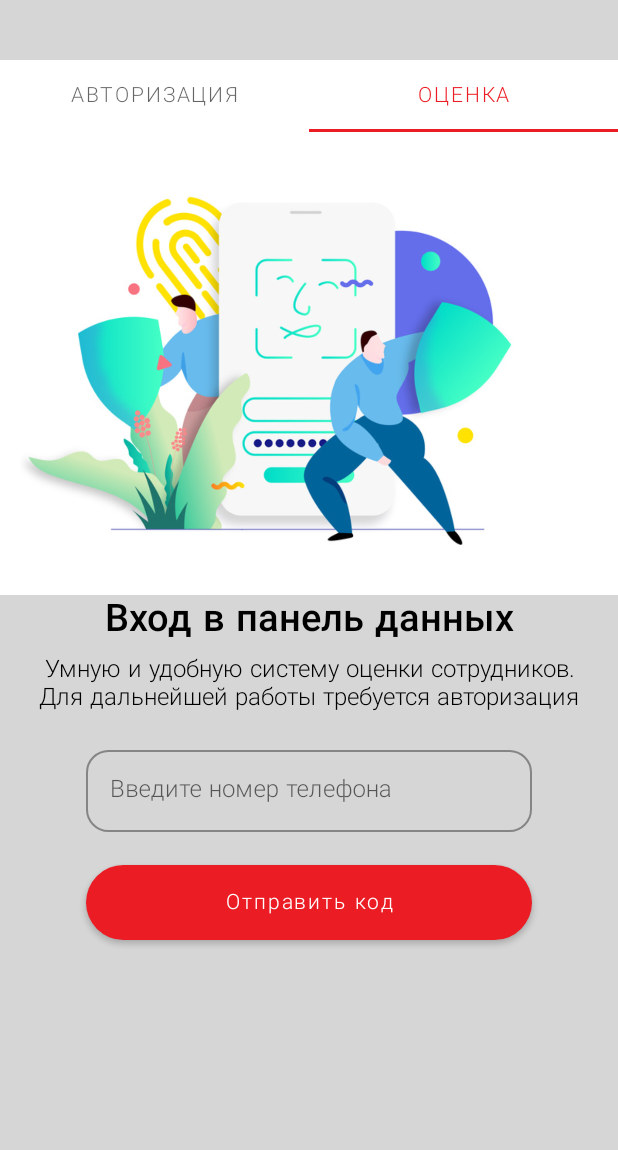
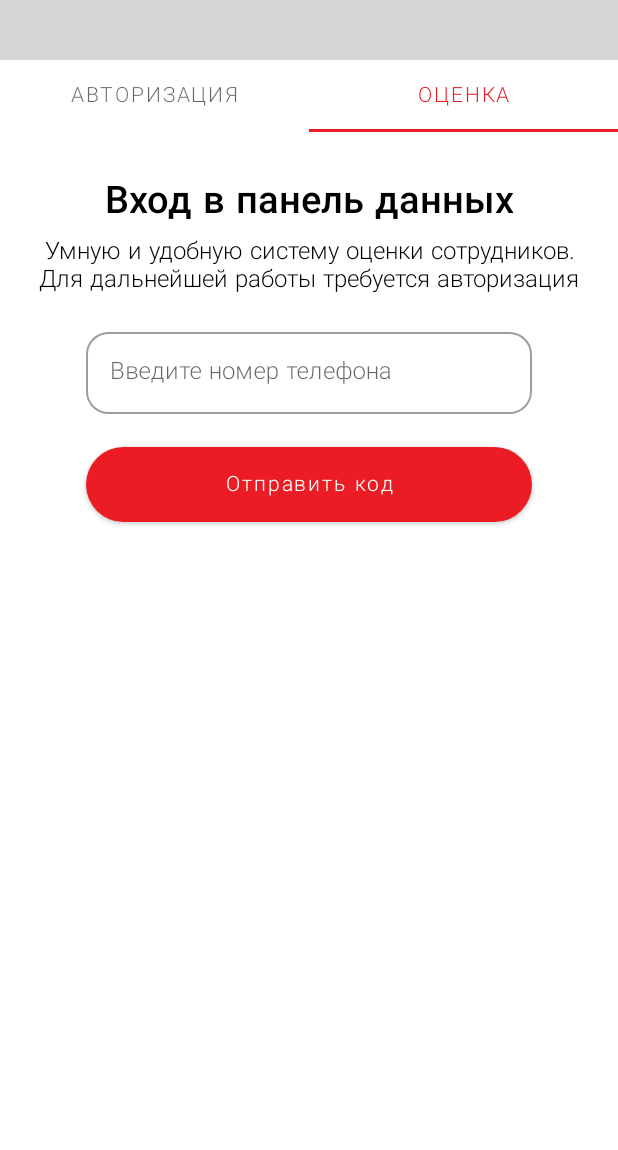
Before and after one commit to Giksengik/Metrix, an Android app: the screen it shows after launch (MainActivity), tab 2 chosen, on a phone screen of 412 x 824 dp, the part 86-1236 px from its top. Run offline under Robolectric (Android 15) with nearby library versions, the light colour scheme and no system bars; our stand-ins replace Firebase (no records; nobody signed in at launch, a user with empty details on screens opened directly).

Commit message:
Auth Screen UI Fix

```diff
--- a/app/src/main/res/layout/fragment_employee_auth.xml
+++ b/app/src/main/res/layout/fragment_employee_auth.xml
@@ -3,7 +3,8 @@
     xmlns:app="http://schemas.android.com/apk/res-auto"
     android:layout_width="match_parent"
     android:layout_height="match_parent"
-    android:animateLayoutChanges="true">
+    android:animateLayoutChanges="true"
+    android:background="@color/white">
 
     <ProgressBar
         android:id="@+id/authProgressBar"
--- a/app/src/main/res/layout/fragment_estimate.xml
+++ b/app/src/main/res/layout/fragment_estimate.xml
@@ -1,9 +1,11 @@
 <?xml version="1.0" encoding="utf-8"?>
 <androidx.constraintlayout.widget.ConstraintLayout xmlns:android="http://schemas.android.com/apk/res/android"
     xmlns:app="http://schemas.android.com/apk/res-auto"
+    xmlns:tools="http://schemas.android.com/tools"
     android:layout_width="match_parent"
     android:layout_height="match_parent"
-    android:animateLayoutChanges="true">
+    android:animateLayoutChanges="true"
+    android:background="@color/white">
 
     <ProgressBar
         android:id="@+id/authProgressBar"
@@ -14,33 +16,22 @@
         app:layout_constraintStart_toStartOf="parent"
         app:layout_constraintTop_toTopOf="@+id/buttonConfirmPhoneNumber" />
 
-    <ImageView
-        android:id="@+id/employeeAuthImage"
-        android:layout_width="match_parent"
-        android:layout_height="wrap_content"
-        android:adjustViewBounds="true"
-        android:scaleType="fitXY"
-        app:layout_constraintEnd_toEndOf="parent"
-        app:layout_constraintStart_toStartOf="parent"
-        app:layout_constraintTop_toTopOf="parent"
-        app:layout_constraintVertical_bias="0.25"
-        app:srcCompat="@drawable/auth_banner" />
-
     <TextView
         android:id="@+id/employeeAuthTitle"
         android:layout_width="0dp"
         android:layout_height="wrap_content"
         android:layout_marginStart="16dp"
         android:layout_marginEnd="16dp"
-        android:layout_marginBottom="30dp"
         android:gravity="center"
         android:text="@string/estimate_auth_title"
         android:textColor="@color/black"
         android:textSize="25sp"
         android:textStyle="bold"
+        android:layout_marginTop="30dp"
         app:layout_constraintEnd_toEndOf="parent"
         app:layout_constraintStart_toStartOf="parent"
-        app:layout_constraintTop_toBottomOf="@+id/employeeAuthImage" />
+        app:layout_constraintTop_toTopOf="parent"
+        tools:layout_editor_absoluteY="309dp" />
 
     <TextView
         android:id="@+id/employeeAuthDesctiption"
```
